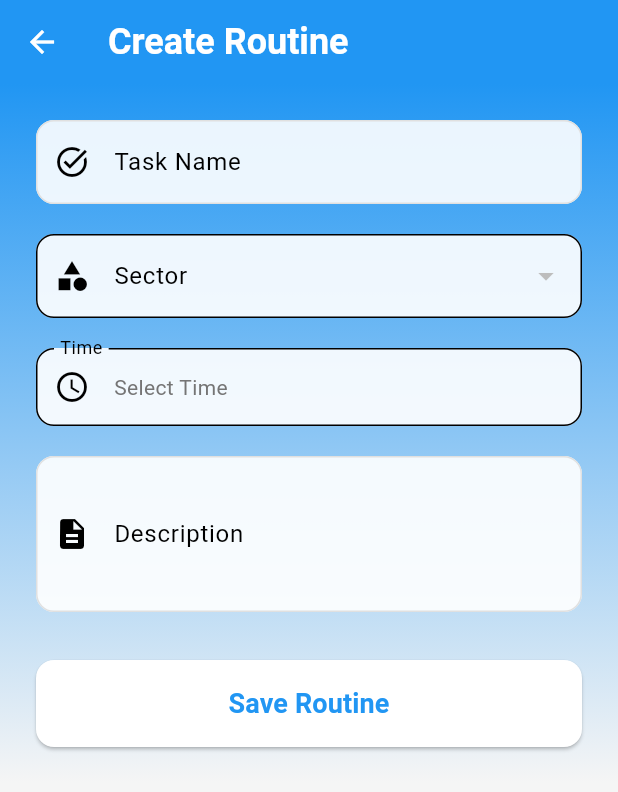
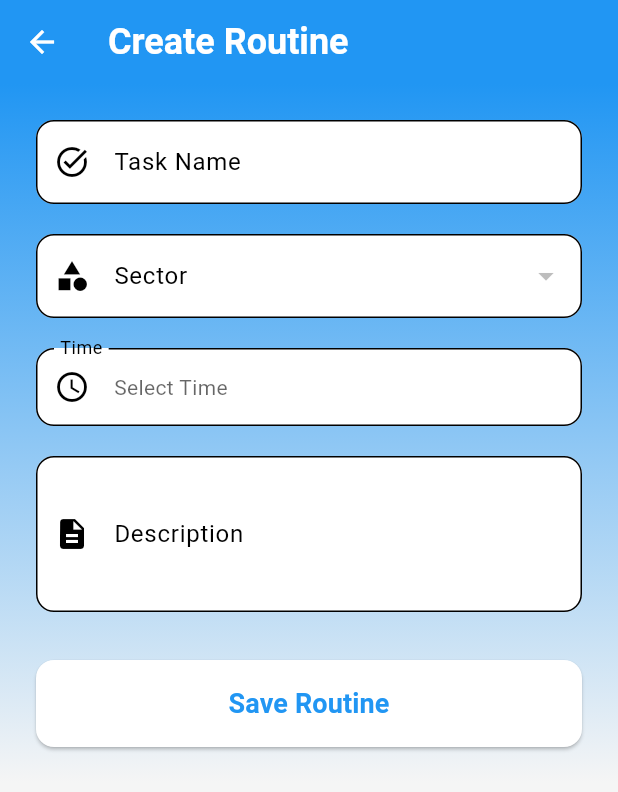
Before and after one commit to naamiahmed/Life-Traker, a Flutter app: the AddEditRoutinePage screen opened directly, on a phone screen of 412 x 824 dp. Shown: the top 792 px of the screen. Run offline on Flutter 3.47's test engine with Material 3 defaults, Android fonts, the phone set to English and light mode, and no system bars; our stand-ins replace fl_chart, google_fonts, hive, hive_flutter, shared_preferences; accounts and stored records are empty.

Commit message:
Refactor Routine screen UI to use theme colors for improved consistency; update loading indicators and input fields with dynamic theming.

```diff
--- a/life_tracker/lib/screens/Routine.dart
+++ b/life_tracker/lib/screens/Routine.dart
@@ -136,7 +136,7 @@
                   child: Container(
                     padding: const EdgeInsets.symmetric(horizontal: 24, vertical: 16),
                     decoration: BoxDecoration(
-                      color: Colors.white,
+                      color: Theme.of(context).cardColor,
                       borderRadius: BorderRadius.circular(8),
                       boxShadow: [
                         BoxShadow(
@@ -148,20 +148,24 @@
                     ),
                     child: Row(
                       mainAxisSize: MainAxisSize.min,
-                      children: const [
+                      children: [
                         SizedBox(
                           width: 20,
                           height: 20,
                           child: CircularProgressIndicator(
                             strokeWidth: 2,
+                            valueColor: AlwaysStoppedAnimation<Color>(
+                              Theme.of(context).primaryColor,
+                            ),
                           ),
                         ),
-                        SizedBox(width: 12),
+                        const SizedBox(width: 12),
                         Text(
                           'Saving task...',
                           style: TextStyle(
                             fontSize: 16,
                             fontWeight: FontWeight.w500,
+                            color: Theme.of(context).textTheme.bodyMedium?.color,
                           ),
                         ),
                       ],
@@ -193,11 +197,11 @@
           borderRadius: BorderRadius.circular(12),
         ),
         filled: true,
-        fillColor: Colors.white.withOpacity(0.9),
+        fillColor: Theme.of(context).cardColor,
         enabledBorder: OutlineInputBorder(
           borderRadius: BorderRadius.circular(12),
           borderSide: BorderSide(
-            color: Colors.grey.shade300,
+            color: Theme.of(context).dividerColor,
           ),
         ),
         focusedBorder: OutlineInputBorder(
@@ -223,7 +227,20 @@
           borderRadius: BorderRadius.circular(12),
         ),
         filled: true,
-        fillColor: Colors.white.withOpacity(0.9),
+        fillColor: Theme.of(context).cardColor,
+        enabledBorder: OutlineInputBorder(
+          borderRadius: BorderRadius.circular(12),
+          borderSide: BorderSide(
+            color: Theme.of(context).dividerColor,
+          ),
+        ),
+        focusedBorder: OutlineInputBorder(
+          borderRadius: BorderRadius.circular(12),
+          borderSide: BorderSide(
+            color: Theme.of(context).primaryColor,
+            width: 2,
+          ),
+        ),
       ),
       items: _sectors.map((sector) {
         final icon = SectorService.getIconFromName(sector.iconName);
@@ -261,12 +278,27 @@
             borderRadius: BorderRadius.circular(12),
           ),
           filled: true,
-          fillColor: Colors.white.withOpacity(0.9),
+          fillColor: Theme.of(context).cardColor,
+          enabledBorder: OutlineInputBorder(
+            borderRadius: BorderRadius.circular(12),
+            borderSide: BorderSide(
+              color: Theme.of(context).dividerColor,
+            ),
+          ),
+          focusedBorder: OutlineInputBorder(
+            borderRadius: BorderRadius.circular(12),
+            borderSide: BorderSide(
+              color: Theme.of(context).primaryColor,
+              width: 2,
+            ),
+          ),
         ),
         child: Text(
           selectedTime?.format(context) ?? 'Select Time',
           style: TextStyle(
-            color: selectedTime == null ? Colors.grey.shade600 : Colors.black,
+            color: selectedTime == null
+                ? Theme.of(context).textTheme.bodyMedium?.color?.withOpacity(0.6)
+                : Theme.of(context).textTheme.bodyMedium?.color,
           ),
         ),
       ),
```
